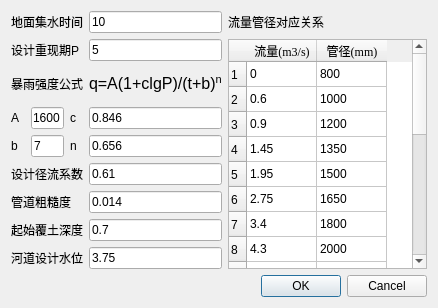
Zhiyu014/RS_designer, file rs_designer/rs_config_dialog.ui: the form before one commit.
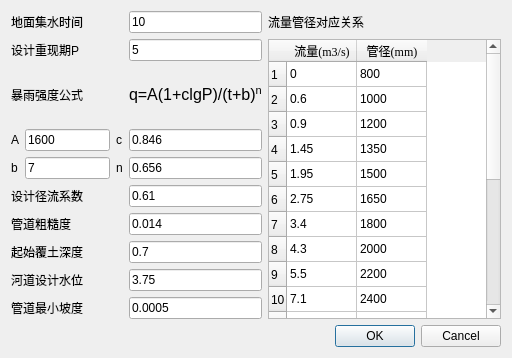
The form after the commit.

Diff of the .ui file:
```diff
--- a/rs_designer/rs_config_dialog.ui
+++ b/rs_designer/rs_config_dialog.ui
@@ -6,50 +6,50 @@
    <rect>
     <x>0</x>
     <y>0</y>
-    <width>438</width>
-    <height>308</height>
+    <width>512</width>
+    <height>358</height>
    </rect>
   </property>
   <property name="windowTitle">
    <string>水力设计参数设置</string>
   </property>
   <layout class="QGridLayout" name="gridLayout">
-   <item row="0" column="0" colspan="4">
+   <item row="0" column="0" colspan="3">
     <widget class="QLabel" name="label">
      <property name="text">
       <string>地面集水时间</string>
      </property>
     </widget>
    </item>
-   <item row="0" column="4">
+   <item row="0" column="3">
     <widget class="QLineEdit" name="lineEdit_1">
      <property name="text">
       <string>10</string>
      </property>
     </widget>
    </item>
-   <item row="0" column="5">
+   <item row="0" column="4">
     <widget class="QLabel" name="label_12">
      <property name="text">
       <string>流量管径对应关系</string>
      </property>
     </widget>
    </item>
-   <item row="1" column="0" colspan="4">
+   <item row="1" column="0" colspan="2">
     <widget class="QLabel" name="label_2">
      <property name="text">
       <string>设计重现期P</string>
      </property>
     </widget>
    </item>
-   <item row="1" column="4">
+   <item row="1" column="3">
     <widget class="QLineEdit" name="lineEdit_2">
      <property name="text">
       <string>5</string>
      </property>
     </widget>
    </item>
-   <item row="1" column="5" rowspan="8">
+   <item row="1" column="4" rowspan="9">
     <widget class="QTableWidget" name="tableWidget">
      <property name="autoFillBackground">
       <bool>false</bool>
@@ -269,14 +269,14 @@
      </item>
     </widget>
    </item>
-   <item row="2" column="0" colspan="4">
+   <item row="2" column="0" colspan="3">
     <widget class="QLabel" name="label_3">
      <property name="text">
       <string>暴雨强度公式</string>
      </property>
     </widget>
    </item>
-   <item row="2" column="4">
+   <item row="2" column="3">
     <widget class="QLabel" name="StormLabel">
      <property name="text">
       <string>&lt;html&gt;&lt;head/&gt;&lt;body&gt;&lt;p&gt;&lt;span style=&quot; font-size:12pt;&quot;&gt;q=A(1+clgP)/(t+b)&lt;/span&gt;&lt;span style=&quot; font-size:12pt; vertical-align:super;&quot;&gt;n&lt;/span&gt;&lt;/p&gt;&lt;/body&gt;&lt;/html&gt;</string>
@@ -290,21 +290,21 @@
      </property>
     </widget>
    </item>
-   <item row="3" column="1" colspan="2">
+   <item row="3" column="1">
     <widget class="QLineEdit" name="lineEdit_3">
      <property name="text">
       <string>1600</string>
      </property>
     </widget>
    </item>
-   <item row="3" column="3">
+   <item row="3" column="2">
     <widget class="QLabel" name="label_5">
      <property name="text">
       <string>c</string>
      </property>
     </widget>
    </item>
-   <item row="3" column="4">
+   <item row="3" column="3">
     <widget class="QLineEdit" name="lineEdit_4">
      <property name="text">
       <string>0.846</string>
@@ -318,84 +318,98 @@
      </property>
     </widget>
    </item>
-   <item row="4" column="1" colspan="2">
+   <item row="4" column="1">
     <widget class="QLineEdit" name="lineEdit_5">
      <property name="text">
       <string>7</string>
      </property>
     </widget>
    </item>
-   <item row="4" column="3">
+   <item row="4" column="2">
     <widget class="QLabel" name="label_7">
      <property name="text">
       <string>n</string>
      </property>
     </widget>
    </item>
-   <item row="4" column="4">
+   <item row="4" column="3">
     <widget class="QLineEdit" name="lineEdit_6">
      <property name="text">
       <string>0.656</string>
      </property>
     </widget>
    </item>
-   <item row="5" column="0" colspan="4">
+   <item row="5" column="0" colspan="3">
     <widget class="QLabel" name="label_8">
      <property name="text">
       <string>设计径流系数</string>
      </property>
     </widget>
    </item>
-   <item row="5" column="4">
+   <item row="5" column="3">
     <widget class="QLineEdit" name="lineEdit_7">
      <property name="text">
       <string>0.61</string>
      </property>
     </widget>
    </item>
-   <item row="6" column="0" colspan="4">
+   <item row="6" column="0" colspan="2">
     <widget class="QLabel" name="label_9">
      <property name="text">
       <string>管道粗糙度</string>
      </property>
     </widget>
    </item>
-   <item row="6" column="4">
+   <item row="6" column="3">
     <widget class="QLineEdit" name="lineEdit_8">
      <property name="text">
       <string>0.014</string>
      </property>
     </widget>
    </item>
-   <item row="7" column="0" colspan="4">
+   <item row="7" column="0" colspan="3">
     <widget class="QLabel" name="label_10">
      <property name="text">
       <string>起始覆土深度</string>
      </property>
     </widget>
    </item>
-   <item row="7" column="4">
+   <item row="7" column="3">
     <widget class="QLineEdit" name="lineEdit_9">
      <property name="text">
       <string>0.7</string>
      </property>
     </widget>
    </item>
-   <item row="8" column="0" colspan="4">
+   <item row="8" column="0" colspan="3">
     <widget class="QLabel" name="label_11">
      <property name="text">
       <string>河道设计水位</string>
      </property>
     </widget>
    </item>
-   <item row="8" column="4">
+   <item row="8" column="3">
     <widget class="QLineEdit" name="lineEdit_10">
      <property name="text">
       <string>3.75</string>
      </property>
     </widget>
    </item>
-   <item row="9" column="2" colspan="4">
+   <item row="9" column="0" colspan="3">
+    <widget class="QLabel" name="label_13">
+     <property name="text">
+      <string>管道最小坡度</string>
+     </property>
+    </widget>
+   </item>
+   <item row="9" column="3">
+    <widget class="QLineEdit" name="lineEdit_11">
+     <property name="text">
+      <string>0.0005</string>
+     </property>
+    </widget>
+   </item>
+   <item row="10" column="4">
     <widget class="QDialogButtonBox" name="buttonBox">
      <property name="orientation">
       <enum>Qt::Horizontal</enum>
```
